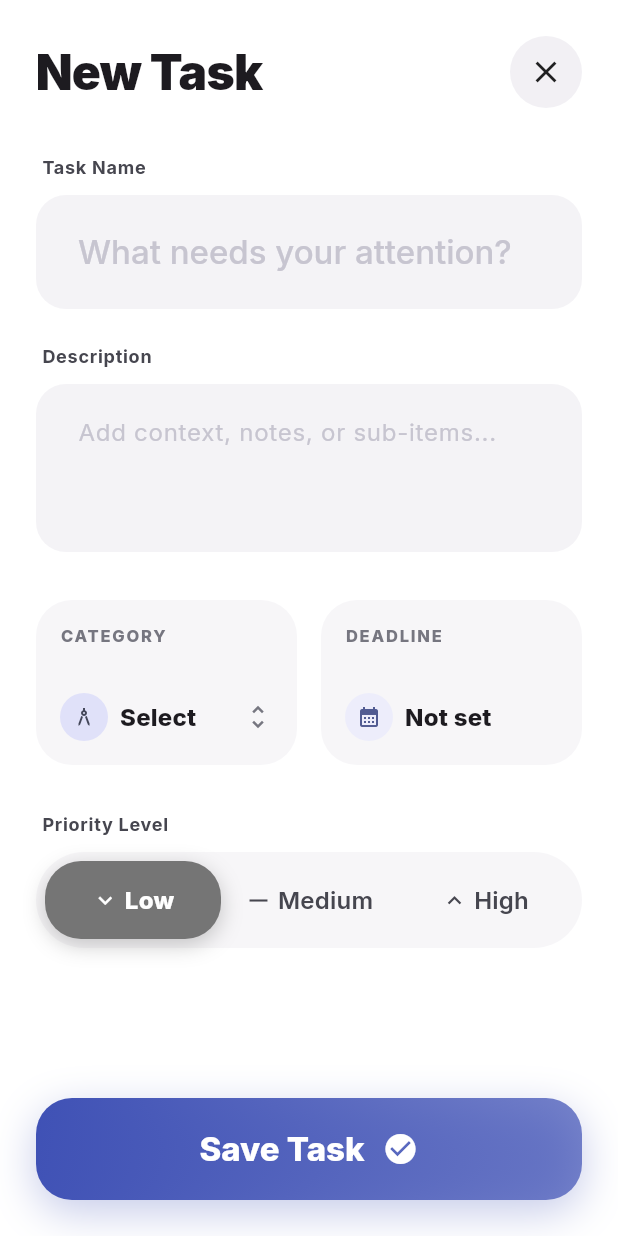
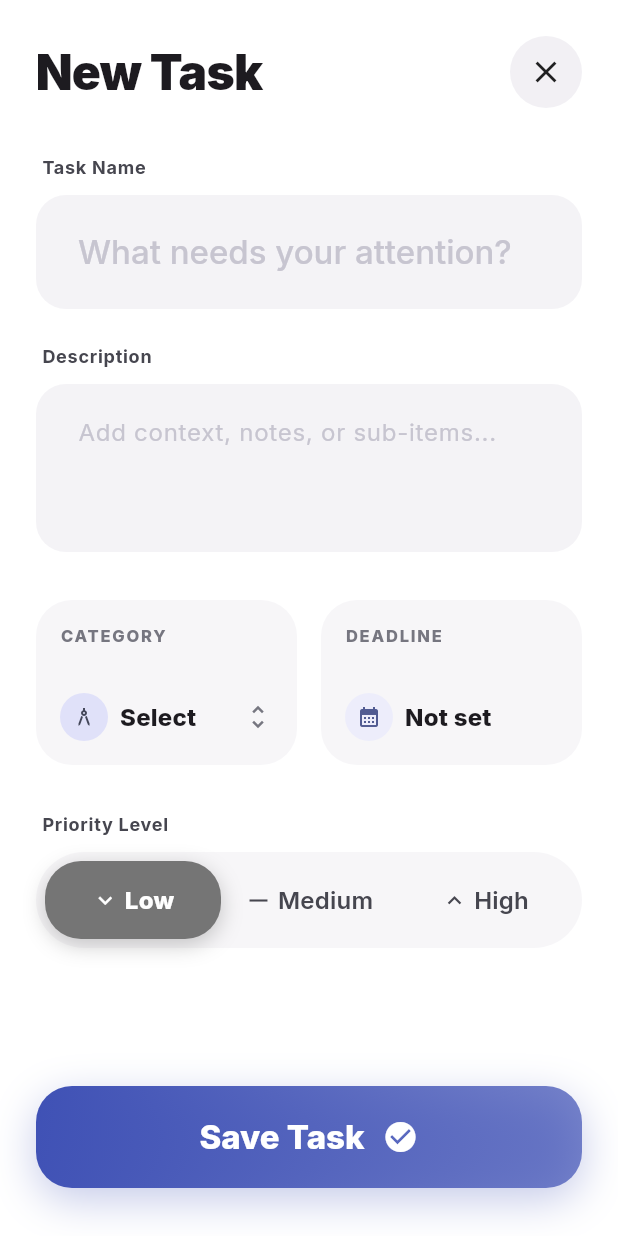
Before and after one commit to BomScoob12/mass-todo, a Flutter app: the NewTaskScreen screen opened directly, on a phone screen of 412 x 824 dp. Run offline on Flutter 3.47's test engine with Material 3 defaults, Android fonts, the phone set to English and light mode, and no system bars; our stand-ins replace flutter_riverpod, google_fonts, sqflite; accounts and stored records are empty.

Commit message:
fix: save task button position

```diff
--- a/app/lib/ui/new_task_screen.dart
+++ b/app/lib/ui/new_task_screen.dart
@@ -121,8 +121,9 @@ class _NewTaskScreenState extends ConsumerState<NewTaskScreen> {
     return Scaffold(
       backgroundColor: Theme.of(context).colorScheme.surface,
       body: SafeArea(
+        bottom: false,
         child: Padding(
-          padding: AppSpacing.screenPadding,
+          padding: const EdgeInsets.fromLTRB(24, 24, 24, 0),
           child: Column(
             children: [
               _buildHeader(context),
@@ -168,10 +169,14 @@ class _NewTaskScreenState extends ConsumerState<NewTaskScreen> {
                   ),
                 ),
               ),
-              SizedBox(height: AppSpacing.m),
-              GradientSaveButton(onPressed: () => _saveTask(formState)),
             ],
           ),
+        ),
+      ),
+      bottomNavigationBar: Container(
+        padding: const EdgeInsets.fromLTRB(24, 8, 24, 32),
+        child: SafeArea(
+          child: GradientSaveButton(onPressed: () => _saveTask(formState)),
         ),
       ),
     );
```
